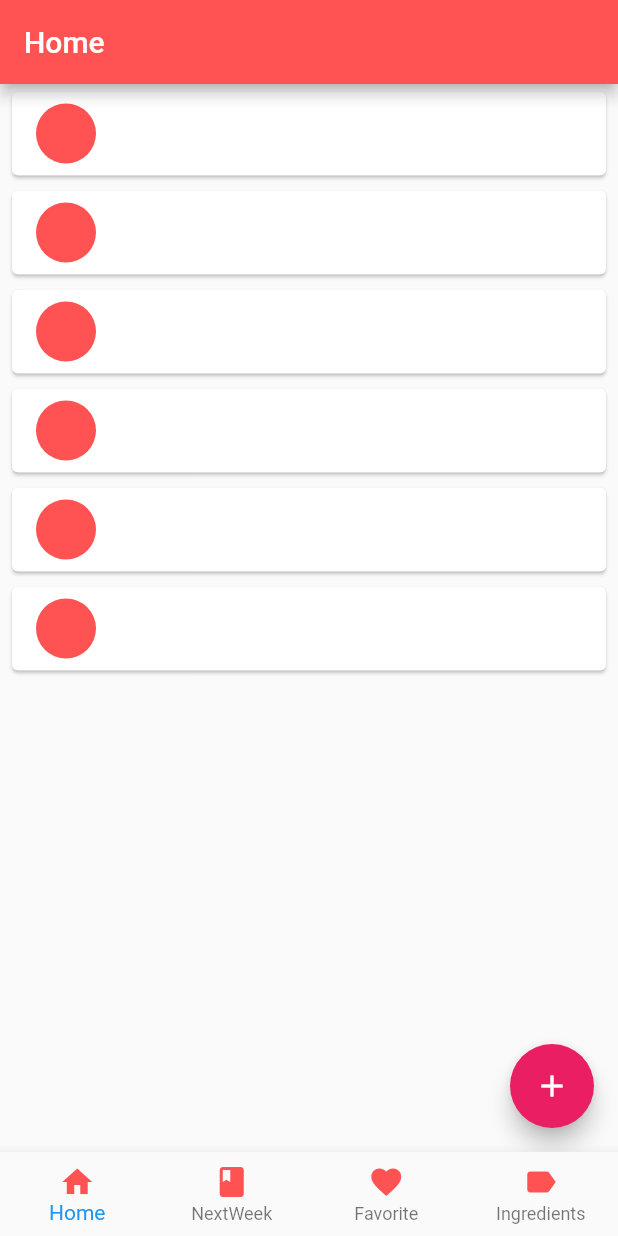
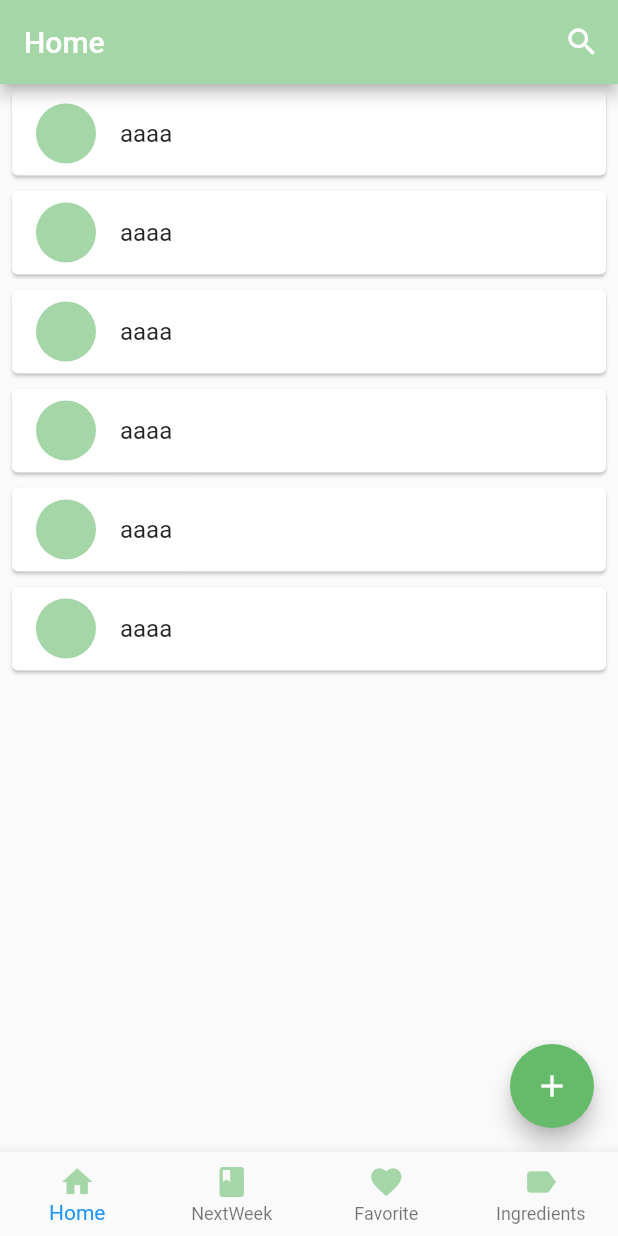
Before and after one commit to sui1234/Love_menu, a Flutter app: the screen it shows after launch, on a phone screen of 412 x 824 dp. Run offline on Flutter 3.47's test engine with Material 2 defaults, Android fonts, the phone set to English and light mode, and no system bars; our stand-ins replace sqflite; accounts and stored records are empty.

```diff
--- a/lib/home.dart
+++ b/lib/home.dart
@@ -1,11 +1,59 @@
 import 'package:flutter/material.dart';
 import 'add_new_menu.dart';
 
-class Home extends StatelessWidget {
+
+class Home extends StatefulWidget {
+  @override
+  _HomeState createState() => _HomeState();
+}
+
+class _HomeState extends State<Home> {
+
+  bool isSearching = false;
+
   @override
   Widget build(BuildContext context) {
+
     return Scaffold(
-        body:ListView.builder(
+
+      appBar:AppBar(
+        //isSearching is false => text(home), otherwise => show textField(search here)
+        title:!isSearching
+            ? Text('Home')
+            :TextField(
+
+          style: TextStyle(color:Colors.white),
+          decoration: InputDecoration(
+              icon: Icon(Icons.search,color: Colors.white,),
+              hintText:"Search here",
+              hintStyle: TextStyle(color: Colors.white)
+          ),
+        ),
+        actions: <Widget>[
+          //if isSearching is true,I want to have a cancel button
+          isSearching ?
+          IconButton(
+            icon: Icon(Icons.cancel),
+            onPressed: (){
+              setState(() {
+                this.isSearching = false;
+              });
+            },
+          ):
+          IconButton(
+            icon: Icon(Icons.search),
+            onPressed: (){
+              setState(() {
+                this.isSearching = true;
+                searchMenu();
+              });
+            },
+          )
+        ],
+        backgroundColor: Colors.green[200],
+
+      ),
+      body:ListView.builder(
           itemCount: 6,
           itemBuilder: (context,index){
             return Padding(
@@ -16,10 +64,10 @@ class Home extends StatelessWidget {
 
                   },
                   title:Text(
-                      ''
+                      'aaaa'
                   ),
                   leading:CircleAvatar(
-                    backgroundColor: Colors.redAccent,
+                    backgroundColor: Colors.green[200],
                     //backgroundImage: AssetImage('assets/${locations[index].flag}'),
                   ),
                 ),
@@ -27,6 +75,9 @@ class Home extends StatelessWidget {
             );
           },
         ),
+
+
+//add floatingbutton
       floatingActionButton: FloatingActionButton(
         onPressed: () {
           print('add button is clicked');
@@ -37,9 +88,12 @@ class Home extends StatelessWidget {
           // Add your onPressed code here!
         },
         child: Icon(Icons.add),
-        backgroundColor: Colors.pink,
+        backgroundColor: Colors.green[400],
       ),
     );
 
   }
+  void searchMenu(){
+    this.isSearching = true;
+  }
 }
--- a/lib/main.dart
+++ b/lib/main.dart
@@ -16,6 +16,9 @@ class MyApp extends StatefulWidget{
 class MyAppState extends State<MyApp> {
 
   int _selectedPage = 0;
+
+  bool isSearching = false;
+
   final _pageOptions = [
     Home(),
     NextWeek(),
@@ -29,11 +32,7 @@ class MyAppState extends State<MyApp> {
       title: 'Helper',
       theme: ThemeData.light(),
       home: Scaffold(
-        appBar:AppBar(
-          title:Text('Home'),
-          backgroundColor: Colors.redAccent,
 
-        ),
         body: _pageOptions[_selectedPage],
 
         bottomNavigationBar: BottomNavigationBar(
@@ -50,52 +49,53 @@ class MyAppState extends State<MyApp> {
               BottomNavigationBarItem(
                   icon:Icon(
                       Icons.home,
-                      color:Colors.redAccent,
+                      color:Colors.green[200],
                   ),
                   title:Text(
                       'Home',
-                      style:TextStyle(color:Colors.redAccent)
+                      style:TextStyle(color:Colors.green[200])
                   ),
                   //backgroundColor: Colors.redAccent
               ),
               BottomNavigationBarItem(
                   icon:Icon(
                       Icons.book,
-                      color:Colors.redAccent,
+                      color:Colors.green[200]
                   ),
                   title:Text(
                       'NextWeek',
-                      style:TextStyle(color:Colors.redAccent)
+                      style:TextStyle(color:Colors.green[200])
                   ),
                   //backgroundColor: Colors.redAccent
               ),
               BottomNavigationBarItem(
                   icon:Icon(
                       Icons.favorite,
-                      color:Colors.redAccent,
+                      color:Colors.green[200],
                   ),
                   title:Text(
                     'Favorite',
-                      style:TextStyle(color:Colors.redAccent)
+                      style:TextStyle(color:Colors.green[200])
                   ),
+
                  // backgroundColor: Colors.redAccent
               ),
               BottomNavigationBarItem(
                   icon:Icon(
                       Icons.label,
-                      color:Colors.redAccent,
+                      color:Colors.green[200],
                   ),
                   title:Text(
                       'Ingredients',
-                      style:TextStyle(color:Colors.redAccent)
+                      style:TextStyle(color:Colors.green[200])
                   ),
+
                   //backgroundColor: Colors.redAccent
               )
             ]
         ),
       ),
+
     );
   }
-
-
 }
--- a/pubspec.yaml
+++ b/pubspec.yaml
@@ -14,10 +14,11 @@ description: A new Flutter application.
 version: 1.0.0+1
 
 environment:
-  sdk: ">=2.1.0 <3.0.0"
+  sdk: ">=2.2.0 <3.0.0"
 
 dependencies:
   http: ^0.12.0+4
+  sqflite: ^1.1.3
   flutter:
     sdk: flutter
 
@@ -26,6 +27,7 @@ dependencies:
   cupertino_icons: ^0.1.2
 
 dev_dependencies:
+  path_provider: ^1.6.0
   flutter_test:
     sdk: flutter
 
```
Also changed, not shown: lib/Ingredients.dart (+6 -4 lines), lib/add_new_menu.dart (+87 -9 lines), lib/db_helper.dart (added, +85 -0 lines), lib/favorite.dart (+6 -3 lines), lib/menu.dart (added, +27 -0 lines), lib/next_week.dart (+6 -3 lines), pubspec.lock, 3 other files.
